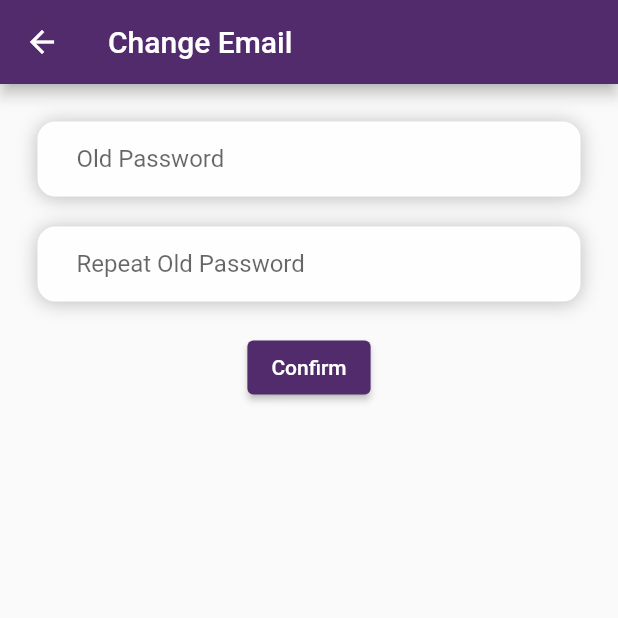
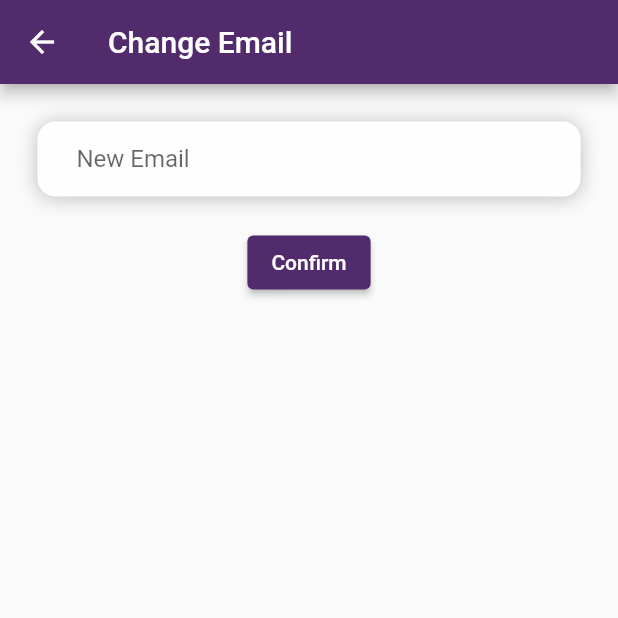
Before and after one commit to KelvinYou/fyp_tour_guide_app, a Flutter app: the ResetEmail screen opened directly, on a phone screen of 412 x 824 dp, the top half of it. Run offline on Flutter 3.47's test engine with Material 2 defaults, Android fonts, the phone set to English and light mode, and no system bars; our stand-ins replace cloud_firestore, firebase_auth, firebase_core, firebase_storage, flutter_rating_bar, image_picker; accounts and stored records are empty.

Commit message:
package adjustment

```diff
--- a/lib/models/tour_package.dart
+++ b/lib/models/tour_package.dart
@@ -2,6 +2,7 @@ import 'package:cloud_firestore/cloud_firestore.dart';
 
 class TourPackage {
   final String packageId;
+  final String packageTitle;
   final String ownerId;
   final String packageType;
   final String content;
@@ -9,6 +10,7 @@ class TourPackage {
 
   const TourPackage(
       {required this.packageId,
+        required this.packageTitle,
         required this.ownerId,
         required this.packageType,
         required this.content,
@@ -20,6 +22,7 @@ class TourPackage {
 
     return TourPackage(
       packageId: snapshot["packageId"],
+      packageTitle: snapshot["packageTitle"],
       ownerId: snapshot["ownerId"],
       packageType: snapshot["packageType"],
       content: snapshot["content"],
@@ -29,6 +32,7 @@ class TourPackage {
 
   Map<String, dynamic> toJson() => {
     "packageId": packageId,
+    "packageTitle": packageTitle,
     "ownerId": ownerId,
     "packageType": packageType,
     "content": content,
--- a/lib/ui_view/change_email_view.dart
+++ b/lib/ui_view/change_email_view.dart
@@ -48,7 +48,10 @@ class _ResetPasswordState extends State<ResetEmail> {
   }
   @override
   Widget build(BuildContext context) {
-    return Scaffold(
+    return _isLoading
+        ? const Center(
+      child: CircularProgressIndicator(),
+    ) : Scaffold(
       appBar: AppBar(
         backgroundColor: AppTheme.primary,
         title: const Text('Change Email'),
@@ -58,17 +61,9 @@ class _ResetPasswordState extends State<ResetEmail> {
           children: [
             const SizedBox(height: 25.0),
 
-            // email textfield
-            TextFieldInput(
-                textEditingController: currentEmail,
-                hintText: "Old Password",
-                textInputType: TextInputType.emailAddress),
-
-            const SizedBox(height: 20),
-
             TextFieldInput(
                 textEditingController: newEmail,
-                hintText: "Repeat Old Password",
+                hintText: "New Email",
                 textInputType: TextInputType.emailAddress),
 
             const SizedBox(height: 20),
--- a/lib/widget/package_card.dart
+++ b/lib/widget/package_card.dart
@@ -43,9 +43,9 @@ class _PackageCardState extends State<PackageCard> {
           padding: const EdgeInsets.symmetric(horizontal: 25.0, vertical: 10),
           child: Column(
             children: [
-              Text(widget.snap["packageId"]),
+              Text(widget.snap["packageTitle"]),
               const SizedBox(height: 10.0),
-              Text(widget.snap["packageType"]),
+              Text(widget.snap["content"]),
             ],
           ),
         ),
```
Also changed, not shown: lib/resources/firestore_methods.dart (+6 -4 lines), lib/ui_view/add_package_view.dart (+9 -0 lines), lib/ui_view/change_password_view.dart (+10 -4 lines), lib/ui_view/package_detail_view.dart (+29 -3 lines).
